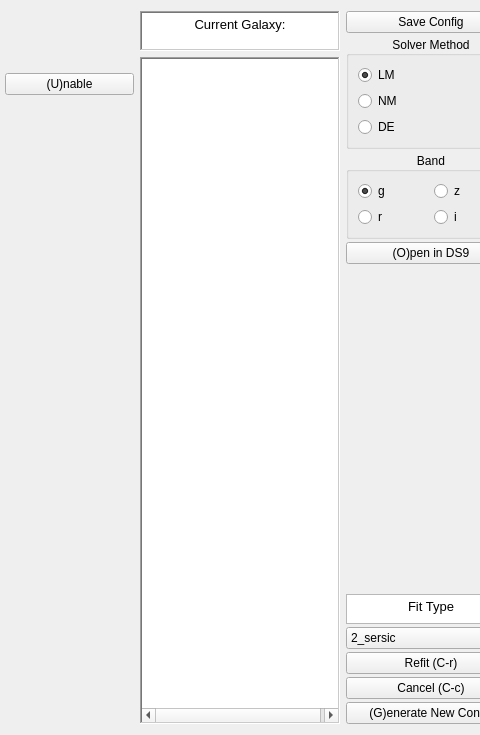
First picture: the form in GUI/fit_gui.ui, repository rpsmith4/photometric-decomp-analysis, before the edit; both pictures show x 383 to 863 and y 0 to 735 of the 1269 by 735 pixel window.
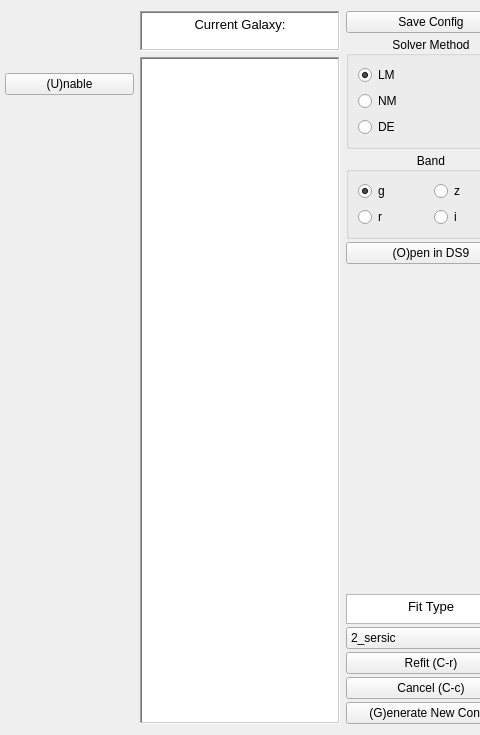
Second picture: the form after the edit.

Commit message: Made the tree view work regardless of the number of subdirectories (i.e, classifications/subclassifications)

```diff
--- a/GUI/fit_gui.ui
+++ b/GUI/fit_gui.ui
@@ -146,7 +146,7 @@
       </widget>
      </item>
      <item>
-      <widget class="QTreeWidget" name="galaxylist">
+      <widget class="QTreeView" name="galaxytree">
        <property name="maximumSize">
         <size>
          <width>200</width>
@@ -165,16 +165,6 @@
        <property name="headerHidden">
         <bool>true</bool>
        </property>
-       <column>
-        <property name="text">
-         <string>Galaxy Type</string>
-        </property>
-       </column>
-       <column>
-        <property name="text">
-         <string>Galaxy Path</string>
-        </property>
-       </column>
       </widget>
      </item>
     </layout>
```
The commit also changes 1 other file.
